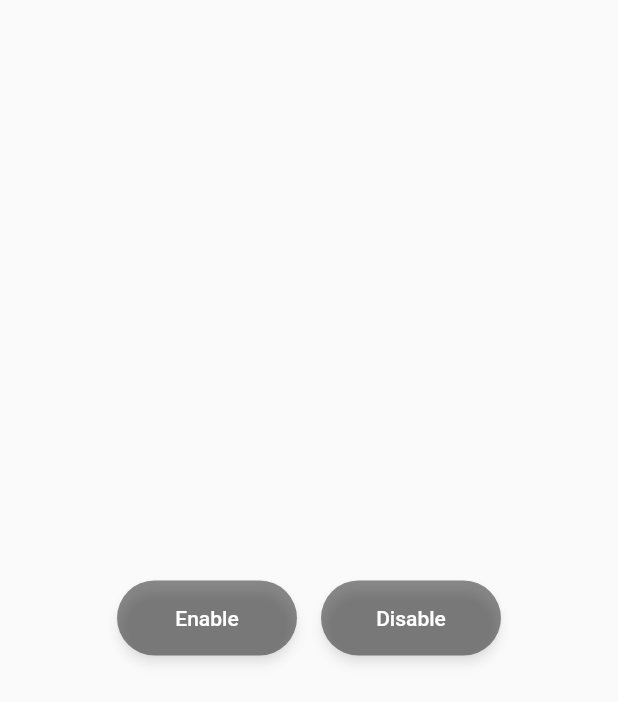
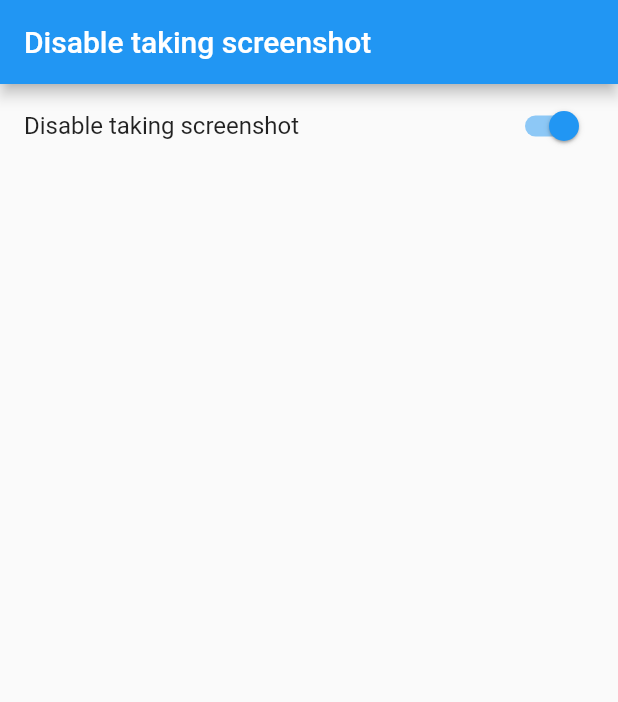
Before and after one commit to theshivamlko/disable_screenshot_flutter_example, a Flutter app: the screen it shows after launch, on a phone screen of 412 x 824 dp. Shown: the top 702 px of the screen. Run offline on Flutter 3.47's test engine with Material 2 defaults, Android fonts, the phone set to English and light mode, and no system bars; missing offline and left inert: flutter_windowmanager.

Commit message:
disable screenshot at app launch

```diff
--- a/lib/main.dart
+++ b/lib/main.dart
@@ -1,7 +1,9 @@
 import 'package:flutter/material.dart';
 import 'package:flutter_windowmanager/flutter_windowmanager.dart';
 
-void main() {
+void main() async {
+  WidgetsFlutterBinding.ensureInitialized();
+  await FlutterWindowManager.addFlags(FlutterWindowManager.FLAG_SECURE);
   runApp(const MyApp());
 }
 
@@ -11,7 +13,7 @@ class MyApp extends StatelessWidget {
   @override
   Widget build(BuildContext context) {
     return MaterialApp(
-      title: 'Screenshot',
+      title: 'Enable/Disable Screenshot',
       debugShowCheckedModeBanner: false,
       theme: ThemeData(
         primarySwatch: Colors.blue,
@@ -29,53 +31,27 @@ class MyHomePage extends StatefulWidget {
 }
 
 class _MyHomePageState extends State<MyHomePage> {
+  bool isEnabled = true;
+
   @override
   Widget build(BuildContext context) {
     return Scaffold(
-      body: Center(
-        child: Row(
-          mainAxisAlignment: MainAxisAlignment.center,
-          children: [
-            Padding(
-              padding: const EdgeInsets.all(8.0),
-              child: ElevatedButton(
-                style: ElevatedButton.styleFrom(
-                  primary: Colors.black45,
-                  onPrimary: Colors.white,
-                  shadowColor: Colors.black45,
-                  elevation: 3,
-                  shape: RoundedRectangleBorder(
-                      borderRadius: BorderRadius.circular(32.0)),
-                  minimumSize: const Size(120, 50),
-                ),
-                onPressed: () async {
-                  await FlutterWindowManager.addFlags(
-                      FlutterWindowManager.FLAG_SECURE);
-                },
-                child: Text("Enable"),
-              ),
-            ),
-            Padding(
-              padding: const EdgeInsets.all(8.0),
-              child: ElevatedButton(
-                style: ElevatedButton.styleFrom(
-                  primary: Colors.black45,
-                  onPrimary: Colors.white,
-                  shadowColor: Colors.black45,
-                  elevation: 3,
-                  shape: RoundedRectangleBorder(
-                      borderRadius: BorderRadius.circular(32.0)),
-                  minimumSize: const Size(120, 50),
-                ),
-                onPressed: () async {
-                  await FlutterWindowManager.clearFlags(
-                      FlutterWindowManager.FLAG_SECURE);
-                },
-                child: Text("Disable"),
-              ),
-            ),
-          ],
-        ),
+      appBar: AppBar(
+        title: Text("Disable taking screenshot"),
+      ),
+      body: SwitchListTile(
+        value: isEnabled,
+        title: const Text("Disable taking screenshot"),
+        onChanged: (value) async {
+          if (value) {
+            await FlutterWindowManager.addFlags(FlutterWindowManager.FLAG_SECURE);
+          } else {
+            await FlutterWindowManager.clearFlags(FlutterWindowManager.FLAG_SECURE);
+          }
+          setState(() {
+            isEnabled = value;
+          });
+        },
       ),
     );
   }
```
Also changed, not shown: 2 other files.
